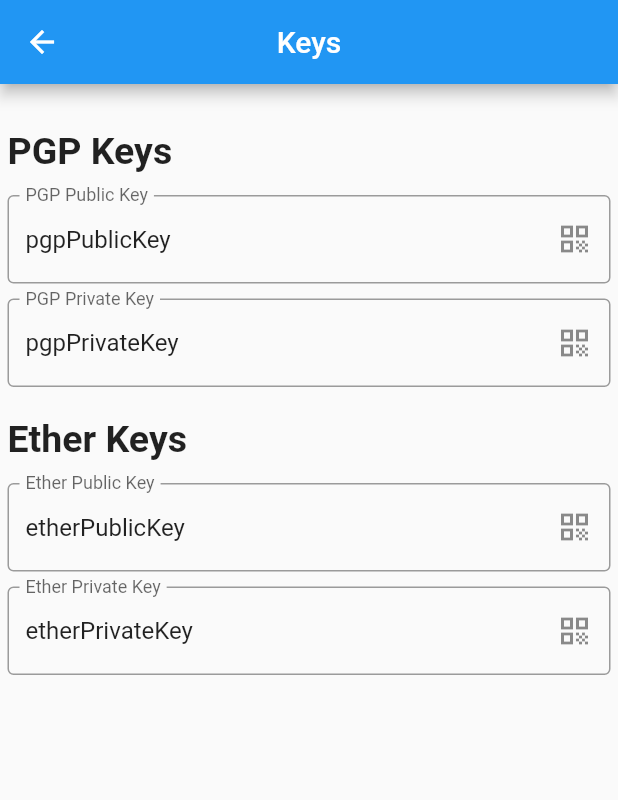
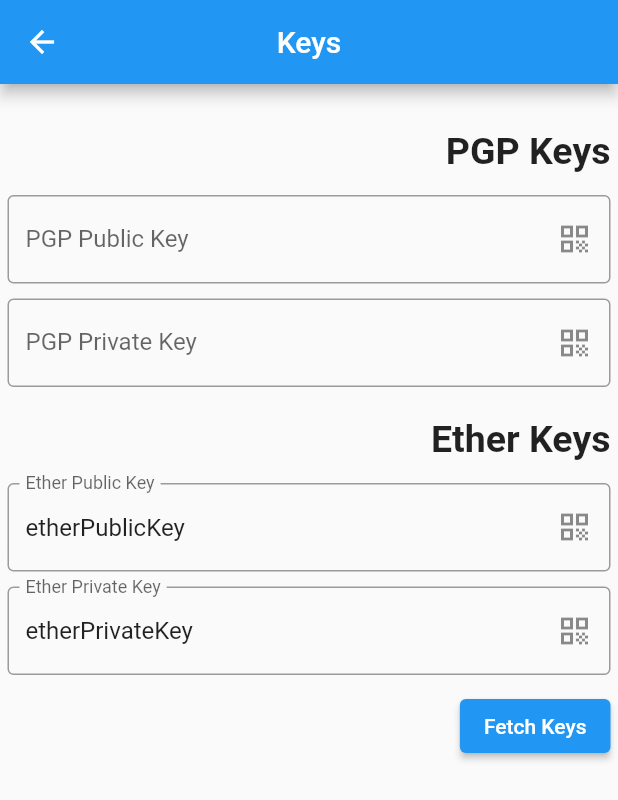
Before and after one commit to ninopedergnana/bachelor-app, a Flutter app: the Keys screen opened by its route, on a phone screen of 412 x 824 dp. Shown: the top 800 px of the screen. Run offline on Flutter 3.47's test engine with Material 2 defaults, Android fonts, the phone set to English and light mode, and no system bars; our stand-ins replace flutter_secure_storage, qr_flutter; missing offline and left inert: flutter_barcode_scanner, openpgp, web3dart; accounts and stored records are empty.

Commit message:
sign up key creation -> local storage and fetched in keys screen

```diff
--- a/lib/screens/Keys.dart
+++ b/lib/screens/Keys.dart
@@ -1,5 +1,7 @@
 import 'package:flutter/material.dart';
 import 'package:flutter_app/components/CustomDialog.dart';
+import 'package:openpgp/openpgp.dart';
+import 'package:flutter_secure_storage/flutter_secure_storage.dart';
 
 class Keys extends StatefulWidget {
   const Keys({Key? key}) : super(key: key);
@@ -10,19 +12,31 @@ class Keys extends StatefulWidget {
 
 class KeysState extends State<Keys> {
 
+  final FlutterSecureStorage _localStorage = const FlutterSecureStorage();
+  String pgpPublicKey = '';
+  String pgpPrivateKey = '';
+
+  Future<bool> fetchKeys() async {
+    pgpPublicKey = (await _localStorage.read(key: 'pgpPublicKey'))!; // null checked with "!"
+    pgpPrivateKey = (await _localStorage.read(key: 'pgpPrivateKey'))!; // null checked with "!"
+    pgpPublicKeyController.text = pgpPublicKey;
+    pgpPrivateKeyController.text = pgpPrivateKey;
+    return true;
+  }
+
   final CustomDialog dialog = CustomDialog();
 
-  late TextEditingController pgpPublicKey;
-  late TextEditingController pgpPrivateKey;
-  late TextEditingController etherPublicKey;
-  late TextEditingController etherPrivateKey;
+  late TextEditingController pgpPublicKeyController;
+  late TextEditingController pgpPrivateKeyController;
+  late TextEditingController etherPublicKeyController;
+  late TextEditingController etherPrivateKeyController;
 
   @override
   void initState() {
-    pgpPublicKey = TextEditingController(text: 'pgpPublicKey');
-    pgpPrivateKey = TextEditingController(text: 'pgpPrivateKey');
-    etherPublicKey = TextEditingController(text: 'etherPublicKey');
-    etherPrivateKey = TextEditingController(text: 'etherPrivateKey');
+    pgpPublicKeyController = TextEditingController(text: pgpPublicKey);
+    pgpPrivateKeyController = TextEditingController(text: pgpPublicKey);
+    etherPublicKeyController = TextEditingController(text: 'etherPublicKey');
+    etherPrivateKeyController = TextEditingController(text: 'etherPrivateKey');
     super.initState();
   }
 
@@ -38,7 +52,7 @@ class KeysState extends State<Keys> {
       body: Container(
         padding: const EdgeInsets.only(left: 5.0, top: 30.0, right: 5.0),
         child: Column(
-          crossAxisAlignment: CrossAxisAlignment.start,
+          crossAxisAlignment: CrossAxisAlignment.end,
           children: [
             const Text(
                 "PGP Keys",
@@ -46,12 +60,12 @@ class KeysState extends State<Keys> {
             ),
             const SizedBox(height: 15),
             TextField(
-              controller: pgpPublicKey,
+              controller: pgpPublicKeyController,
               readOnly: true,
               decoration: InputDecoration(
                 suffixIcon: IconButton(
                   onPressed: () async {
-                    await dialog.showQRDialog(context, pgpPublicKey.text, "PGP Public Key");
+                    await dialog.showQRDialog(context, pgpPublicKeyController.text, "PGP Public Key");
                   },
                   icon: const Icon(Icons.qr_code),
                 ),
@@ -61,12 +75,12 @@ class KeysState extends State<Keys> {
             ),
             const SizedBox(height: 10),
             TextField(
-              controller: pgpPrivateKey,
+              controller: pgpPrivateKeyController,
               readOnly: true,
               decoration: InputDecoration(
                 suffixIcon: IconButton(
                   onPressed: () async {
-                    await dialog.showQRDialog(context, pgpPrivateKey.text, "PGP Private Key");
+                    await dialog.showQRDialog(context, pgpPrivateKeyController.text, "PGP Private Key");
                   },
                   icon: const Icon(Icons.qr_code),
                 ),
@@ -81,13 +95,13 @@ class KeysState extends State<Keys> {
             ),
             const SizedBox(height: 15),
             TextField(
-              controller: etherPublicKey,
+              controller: etherPublicKeyController,
               readOnly: true,
               decoration: InputDecoration(
                 labelText: 'Ether Public Key',
                 suffixIcon: IconButton(
                   onPressed: () async {
-                    await dialog.showQRDialog(context, etherPublicKey.text, "Ether Public Key");
+                    await dialog.showQRDialog(context, etherPublicKeyController.text, "Ether Public Key");
                   },
                   icon: const Icon(Icons.qr_code),
                 ),
@@ -96,12 +110,12 @@ class KeysState extends State<Keys> {
             ),
             const SizedBox(height: 10),
             TextField(
-              controller: etherPrivateKey,
+              controller: etherPrivateKeyController,
               readOnly: true,
               decoration: InputDecoration(
                 suffixIcon: IconButton(
                   onPressed: () async {
-                    await dialog.showQRDialog(context, etherPrivateKey.text, "Ether Private Key");
+                    await dialog.showQRDialog(context, etherPrivateKeyController.text, "Ether Private Key");
                   },
                   icon: const Icon(Icons.qr_code),
                 ),
@@ -109,6 +123,11 @@ class KeysState extends State<Keys> {
                 border: const OutlineInputBorder(),
               ),
             ),
+            const SizedBox(height: 10),
+            ElevatedButton(
+                onPressed: fetchKeys,
+                child: const Text('Fetch Keys'),
+            )
           ],
         ),
       ),
--- a/pubspec.yaml
+++ b/pubspec.yaml
@@ -41,6 +41,7 @@ dependencies:
   web3dart: ^2.3.5
   flutter_secure_storage: ^5.0.2
   intl: ^0.17.0
+
 
 dev_dependencies:
   flutter_test:
```
Also changed, not shown: lib/screens/SignUp.dart (+16 -17 lines), 1 other file.
